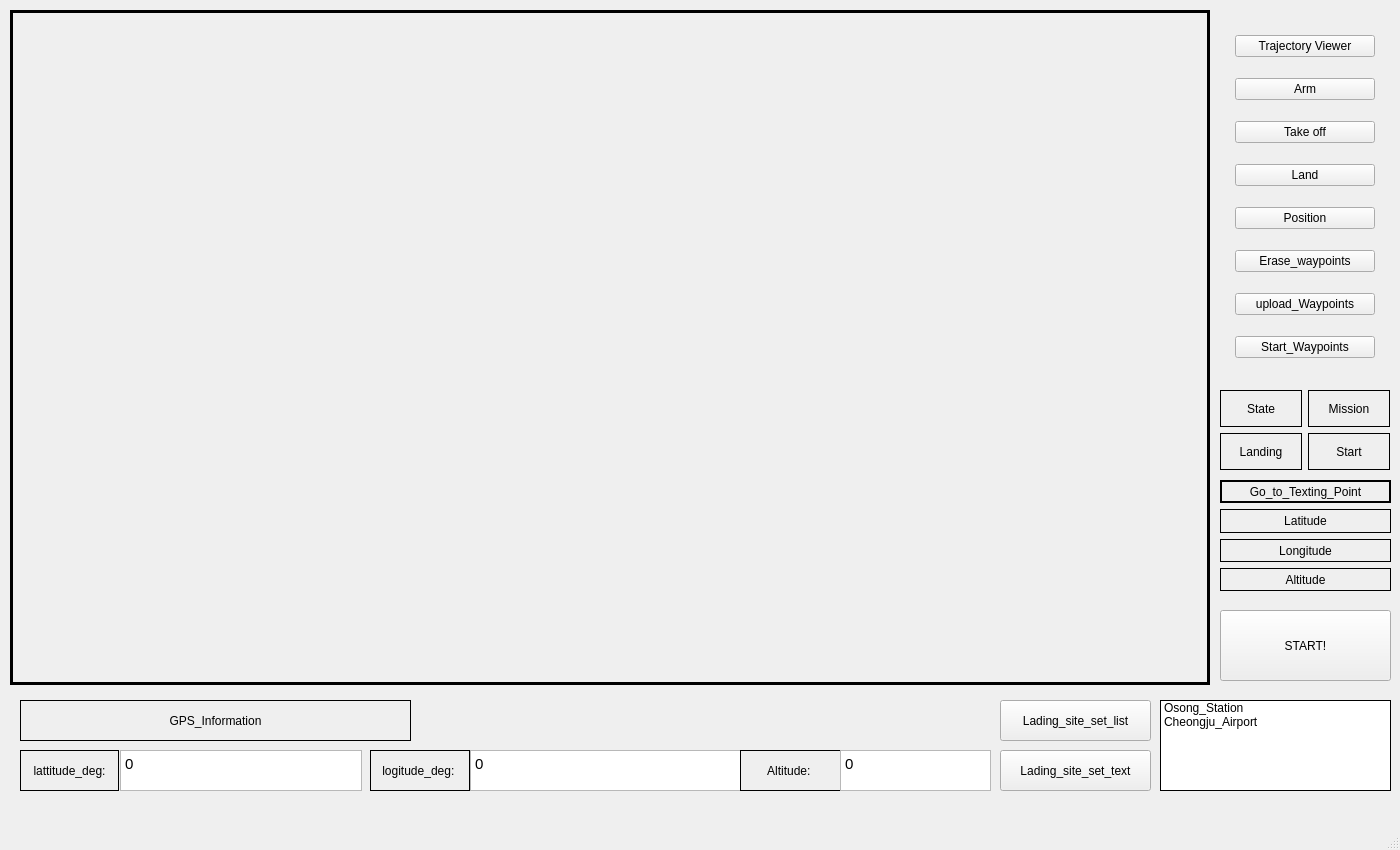
The window that untitled.ui (lhseop0710/VUASRL_Drone_Simulator) describes before a commit, drawn with Qt 5.
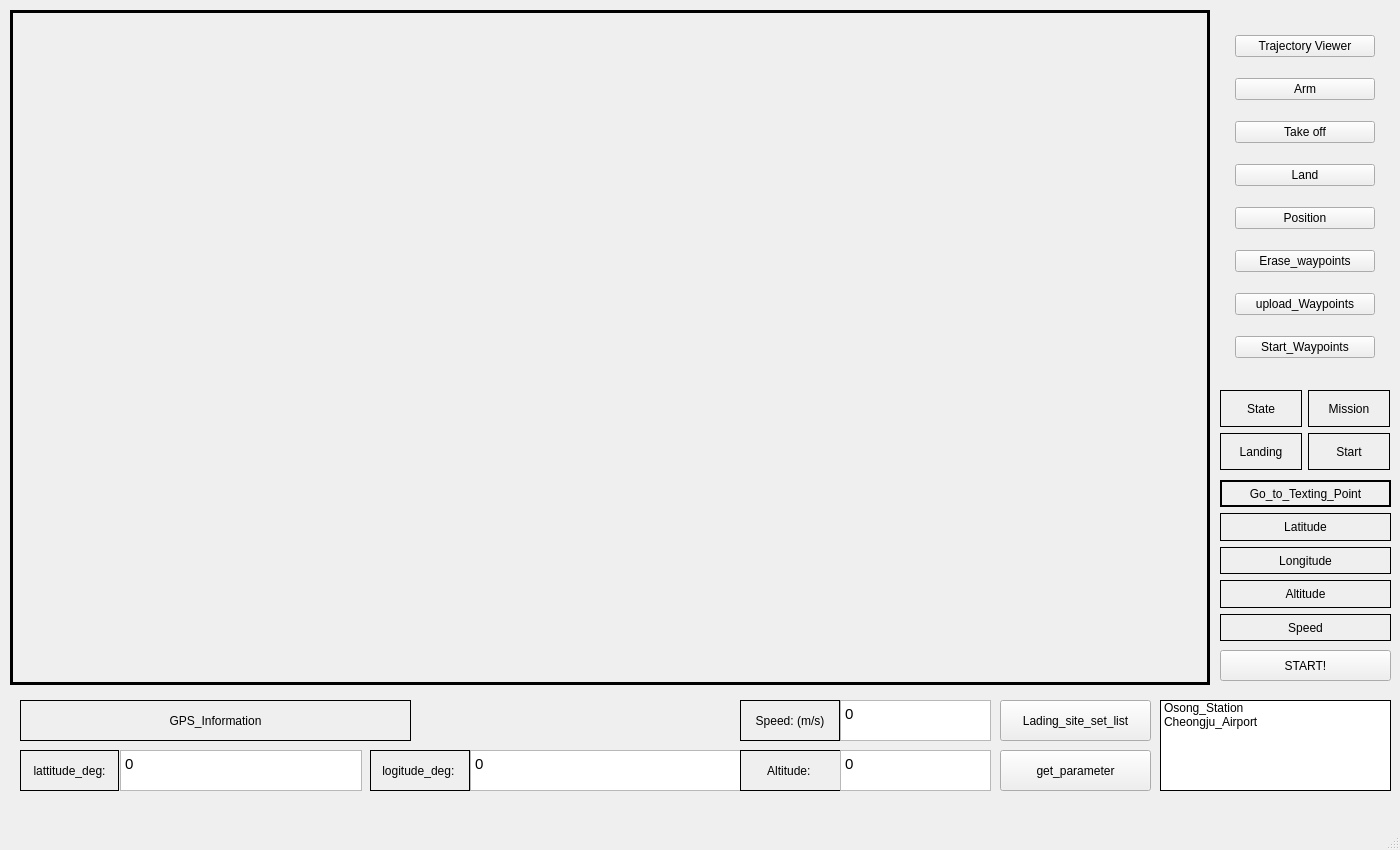
The same window after the commit.

Commit message: update drone_speed_setting

Patch:
```diff
--- a/untitled.ui
+++ b/untitled.ui
@@ -196,7 +196,7 @@
       <x>1220</x>
       <y>480</y>
       <width>171</width>
-      <height>111</height>
+      <height>161</height>
      </rect>
     </property>
     <layout class="QVBoxLayout" name="verticalLayout_2">
@@ -252,15 +252,28 @@
        </property>
       </widget>
      </item>
+     <item>
+      <widget class="QLabel" name="label_speed">
+       <property name="frameShape">
+        <enum>QFrame::Panel</enum>
+       </property>
+       <property name="text">
+        <string>Speed</string>
+       </property>
+       <property name="alignment">
+        <set>Qt::AlignCenter</set>
+       </property>
+      </widget>
+     </item>
     </layout>
    </widget>
    <widget class="QPushButton" name="btn_goto">
     <property name="geometry">
      <rect>
       <x>1220</x>
-      <y>610</y>
+      <y>650</y>
       <width>171</width>
-      <height>71</height>
+      <height>31</height>
      </rect>
     </property>
     <property name="text">
@@ -435,7 +448,43 @@
      </rect>
     </property>
     <property name="text">
-     <string>Lading_site_set_text</string>
+     <string>get_parameter</string>
+    </property>
+   </widget>
+   <widget class="QLabel" name="speed_label">
+    <property name="geometry">
+     <rect>
+      <x>740</x>
+      <y>700</y>
+      <width>100</width>
+      <height>41</height>
+     </rect>
+    </property>
+    <property name="frameShape">
+     <enum>QFrame::Panel</enum>
+    </property>
+    <property name="text">
+     <string>Speed: (m/s)</string>
+    </property>
+    <property name="alignment">
+     <set>Qt::AlignCenter</set>
+    </property>
+   </widget>
+   <widget class="QTextEdit" name="textEdit_speed">
+    <property name="geometry">
+     <rect>
+      <x>840</x>
+      <y>700</y>
+      <width>151</width>
+      <height>41</height>
+     </rect>
+    </property>
+    <property name="html">
+     <string>&lt;!DOCTYPE HTML PUBLIC &quot;-//W3C//DTD HTML 4.0//EN&quot; &quot;http://www.w3.org/TR/REC-html40/strict.dtd&quot;&gt;
+&lt;html&gt;&lt;head&gt;&lt;meta name=&quot;qrichtext&quot; content=&quot;1&quot; /&gt;&lt;style type=&quot;text/css&quot;&gt;
+p, li { white-space: pre-wrap; }
+&lt;/style&gt;&lt;/head&gt;&lt;body style=&quot; font-family:'Ubuntu'; font-size:11pt; font-weight:400; font-style:normal;&quot;&gt;
+&lt;p style=&quot; margin-top:0px; margin-bottom:0px; margin-left:0px; margin-right:0px; -qt-block-indent:0; text-indent:0px;&quot;&gt;0&lt;/p&gt;&lt;/body&gt;&lt;/html&gt;</string>
     </property>
    </widget>
   </widget>
```
The commit also changes 4 other files.
